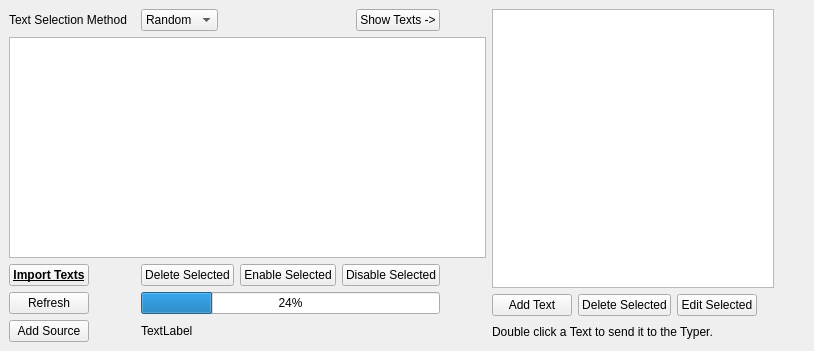
Before: the Qt Designer form src/texts/textmanager.ui in coryo/amphetype2, drawn with Qt 5.
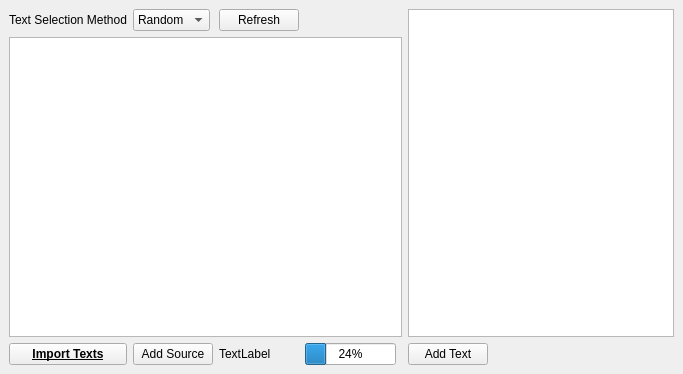
After: the same form once the commit is applied.

```diff
--- a/src/texts/textmanager.ui
+++ b/src/texts/textmanager.ui
@@ -6,14 +6,14 @@
    <rect>
     <x>0</x>
     <y>0</y>
-    <width>814</width>
-    <height>351</height>
+    <width>683</width>
+    <height>374</height>
    </rect>
   </property>
   <property name="windowTitle">
    <string>Form</string>
   </property>
-  <layout class="QHBoxLayout" name="horizontalLayout">
+  <layout class="QHBoxLayout" name="horizontalLayout" stretch="100,80">
    <property name="spacing">
     <number>6</number>
    </property>
@@ -30,67 +30,46 @@
     <number>9</number>
    </property>
    <item>
-    <widget class="QWidget" name="sourcesWidget" native="true">
+    <layout class="QGridLayout" name="gridLayout" rowminimumheight="0,0,0">
+     <item row="0" column="2">
+      <widget class="QPushButton" name="refreshSources">
      <property name="sizePolicy">
-      <sizepolicy hsizetype="Minimum" vsizetype="Expanding">
+        <sizepolicy hsizetype="Preferred" vsizetype="Fixed">
        <horstretch>0</horstretch>
        <verstretch>0</verstretch>
       </sizepolicy>
      </property>
-     <layout class="QHBoxLayout" name="horizontalLayout_2">
-      <property name="spacing">
-       <number>6</number>
-      </property>
-      <property name="leftMargin">
-       <number>0</number>
-      </property>
-      <property name="topMargin">
-       <number>0</number>
-      </property>
-      <property name="rightMargin">
-       <number>0</number>
-      </property>
-      <property name="bottomMargin">
-       <number>0</number>
-      </property>
-      <item>
-       <layout class="QGridLayout" name="gridLayout">
-        <item row="4" column="4">
-         <widget class="QPushButton" name="disableSourceButton">
+       <property name="text">
+        <string>Refresh</string>
+       </property>
+      </widget>
+     </item>
+     <item row="0" column="1">
+      <widget class="QComboBox" name="selectionMethod">
           <property name="sizePolicy">
            <sizepolicy hsizetype="Fixed" vsizetype="Fixed">
             <horstretch>0</horstretch>
             <verstretch>0</verstretch>
            </sizepolicy>
           </property>
+       <item>
           <property name="text">
-           <string>Disable Selected</string>
-          </property>
-         </widget>
-        </item>
-        <item row="3" column="0" colspan="6">
-         <widget class="QTableView" name="sourcesTable">
-          <property name="sizePolicy">
-           <sizepolicy hsizetype="Preferred" vsizetype="Preferred">
-            <horstretch>0</horstretch>
-            <verstretch>0</verstretch>
-           </sizepolicy>
-          </property>
-          <property name="minimumSize">
-           <size>
-            <width>0</width>
-            <height>0</height>
-           </size>
-          </property>
-          <property name="alternatingRowColors">
-           <bool>true</bool>
-          </property>
-          <property name="gridStyle">
-           <enum>Qt::NoPen</enum>
-          </property>
-         </widget>
-        </item>
-        <item row="6" column="2" colspan="3">
+         <string>Random</string>
+        </property>
+       </item>
+       <item>
+        <property name="text">
+         <string>In Order</string>
+        </property>
+       </item>
+       <item>
+        <property name="text">
+         <string>Repeat</string>
+        </property>
+       </item>
+      </widget>
+     </item>
+     <item row="2" column="2">
          <widget class="QLabel" name="progressText">
           <property name="sizePolicy">
            <sizepolicy hsizetype="Preferred" vsizetype="Minimum">
@@ -106,7 +85,7 @@
           </property>
          </widget>
         </item>
-        <item row="2" column="0" colspan="2">
+     <item row="0" column="0">
          <widget class="QLabel" name="label">
           <property name="sizePolicy">
            <sizepolicy hsizetype="Minimum" vsizetype="Preferred">
@@ -119,132 +98,20 @@
           </property>
          </widget>
         </item>
-        <item row="5" column="2" colspan="3">
-         <widget class="QProgressBar" name="progress">
+     <item row="2" column="1">
+      <widget class="QPushButton" name="addSourceButton">
           <property name="sizePolicy">
            <sizepolicy hsizetype="Preferred" vsizetype="Fixed">
             <horstretch>0</horstretch>
             <verstretch>0</verstretch>
            </sizepolicy>
           </property>
-          <property name="value">
-           <number>24</number>
-          </property>
-         </widget>
-        </item>
-        <item row="4" column="5" rowspan="3">
-         <spacer name="horizontalSpacer_4">
-          <property name="orientation">
-           <enum>Qt::Horizontal</enum>
-          </property>
-          <property name="sizeType">
-           <enum>QSizePolicy::Preferred</enum>
-          </property>
-          <property name="sizeHint" stdset="0">
-           <size>
-            <width>40</width>
-            <height>20</height>
-           </size>
-          </property>
-         </spacer>
-        </item>
-        <item row="2" column="4">
-         <widget class="QPushButton" name="showTextsButton">
-          <property name="sizePolicy">
-           <sizepolicy hsizetype="Fixed" vsizetype="Fixed">
-            <horstretch>0</horstretch>
-            <verstretch>0</verstretch>
-           </sizepolicy>
-          </property>
-          <property name="layoutDirection">
-           <enum>Qt::RightToLeft</enum>
-          </property>
           <property name="text">
-           <string>Show Texts -&gt;</string>
+        <string>Add Source</string>
           </property>
          </widget>
         </item>
-        <item row="4" column="1" rowspan="3">
-         <spacer name="horizontalSpacer_6">
-          <property name="orientation">
-           <enum>Qt::Horizontal</enum>
-          </property>
-          <property name="sizeType">
-           <enum>QSizePolicy::Preferred</enum>
-          </property>
-          <property name="sizeHint" stdset="0">
-           <size>
-            <width>40</width>
-            <height>20</height>
-           </size>
-          </property>
-         </spacer>
-        </item>
-        <item row="2" column="2">
-         <widget class="QComboBox" name="selectionMethod">
-          <property name="sizePolicy">
-           <sizepolicy hsizetype="Fixed" vsizetype="Fixed">
-            <horstretch>0</horstretch>
-            <verstretch>0</verstretch>
-           </sizepolicy>
-          </property>
-          <item>
-           <property name="text">
-            <string>Random</string>
-           </property>
-          </item>
-          <item>
-           <property name="text">
-            <string>In Order</string>
-           </property>
-          </item>
-          <item>
-           <property name="text">
-            <string>Repeat</string>
-           </property>
-          </item>
-         </widget>
-        </item>
-        <item row="4" column="2">
-         <widget class="QPushButton" name="deleteSourceButton">
-          <property name="sizePolicy">
-           <sizepolicy hsizetype="Fixed" vsizetype="Fixed">
-            <horstretch>0</horstretch>
-            <verstretch>0</verstretch>
-           </sizepolicy>
-          </property>
-          <property name="text">
-           <string>Delete Selected</string>
-          </property>
-         </widget>
-        </item>
-        <item row="4" column="3">
-         <widget class="QPushButton" name="enableSourceButton">
-          <property name="sizePolicy">
-           <sizepolicy hsizetype="Fixed" vsizetype="Fixed">
-            <horstretch>0</horstretch>
-            <verstretch>0</verstretch>
-           </sizepolicy>
-          </property>
-          <property name="text">
-           <string>Enable Selected</string>
-          </property>
-         </widget>
-        </item>
-        <item row="5" column="0">
-         <widget class="QPushButton" name="refreshSources">
-          <property name="sizePolicy">
-           <sizepolicy hsizetype="Preferred" vsizetype="Fixed">
-            <horstretch>0</horstretch>
-            <verstretch>0</verstretch>
-           </sizepolicy>
-          </property>
-          <property name="text">
-           <string>Refresh</string>
-          </property>
-         </widget>
-        </item>
-        <item row="4" column="0">
+     <item row="2" column="0">
          <widget class="QPushButton" name="importButton">
           <property name="sizePolicy">
            <sizepolicy hsizetype="Preferred" vsizetype="Fixed">
@@ -264,36 +131,77 @@
           </property>
          </widget>
         </item>
-        <item row="6" column="0">
-         <widget class="QPushButton" name="addSourceButton">
+     <item row="2" column="3">
+      <widget class="QProgressBar" name="progress">
           <property name="sizePolicy">
            <sizepolicy hsizetype="Preferred" vsizetype="Fixed">
             <horstretch>0</horstretch>
             <verstretch>0</verstretch>
            </sizepolicy>
           </property>
-          <property name="text">
-           <string>Add Source</string>
+       <property name="value">
+        <number>24</number>
           </property>
          </widget>
         </item>
-       </layout>
-      </item>
-     </layout>
-    </widget>
-   </item>
-   <item>
-    <widget class="QWidget" name="textsWidget" native="true">
+     <item row="1" column="0" colspan="5">
+      <widget class="QTableView" name="sourcesTable">
      <property name="sizePolicy">
       <sizepolicy hsizetype="Expanding" vsizetype="Expanding">
        <horstretch>0</horstretch>
        <verstretch>0</verstretch>
       </sizepolicy>
      </property>
-     <layout class="QHBoxLayout" name="horizontalLayout_3">
-      <property name="spacing">
-       <number>6</number>
-      </property>
+       <property name="minimumSize">
+        <size>
+         <width>0</width>
+         <height>0</height>
+        </size>
+       </property>
+       <property name="contextMenuPolicy">
+        <enum>Qt::CustomContextMenu</enum>
+       </property>
+       <property name="alternatingRowColors">
+        <bool>true</bool>
+       </property>
+       <property name="selectionBehavior">
+        <enum>QAbstractItemView::SelectRows</enum>
+       </property>
+       <property name="gridStyle">
+        <enum>Qt::NoPen</enum>
+       </property>
+      </widget>
+     </item>
+     <item row="0" column="3" colspan="2">
+      <spacer name="horizontalSpacer_2">
+       <property name="orientation">
+        <enum>Qt::Horizontal</enum>
+       </property>
+       <property name="sizeHint" stdset="0">
+        <size>
+         <width>40</width>
+         <height>20</height>
+        </size>
+       </property>
+      </spacer>
+     </item>
+     <item row="2" column="4">
+      <spacer name="horizontalSpacer">
+       <property name="orientation">
+        <enum>Qt::Horizontal</enum>
+       </property>
+       <property name="sizeHint" stdset="0">
+        <size>
+         <width>40</width>
+         <height>20</height>
+        </size>
+       </property>
+      </spacer>
+     </item>
+    </layout>
+   </item>
+   <item>
+    <layout class="QVBoxLayout" name="verticalLayout">
       <property name="leftMargin">
        <number>0</number>
       </property>
@@ -307,14 +215,9 @@
        <number>0</number>
       </property>
       <item>
-       <layout class="QGridLayout" name="Layout">
-        <item row="0" column="0" colspan="5">
          <widget class="QTableView" name="textsTable">
-          <property name="sizePolicy">
-           <sizepolicy hsizetype="Expanding" vsizetype="Expanding">
-            <horstretch>0</horstretch>
-            <verstretch>0</verstretch>
-           </sizepolicy>
+       <property name="contextMenuPolicy">
+        <enum>Qt::CustomContextMenu</enum>
           </property>
           <property name="alternatingRowColors">
            <bool>true</bool>
@@ -324,33 +227,7 @@
           </property>
          </widget>
         </item>
-        <item row="1" column="3" colspan="2">
-         <spacer name="horizontalSpacer_5">
-          <property name="orientation">
-           <enum>Qt::Horizontal</enum>
-          </property>
-          <property name="sizeHint" stdset="0">
-           <size>
-            <width>40</width>
-            <height>20</height>
-           </size>
-          </property>
-         </spacer>
-        </item>
-        <item row="1" column="1">
-         <widget class="QPushButton" name="deleteTextButton">
-          <property name="sizePolicy">
-           <sizepolicy hsizetype="Fixed" vsizetype="Fixed">
-            <horstretch>0</horstretch>
-            <verstretch>0</verstretch>
-           </sizepolicy>
-          </property>
-          <property name="text">
-           <string>Delete Selected</string>
-          </property>
-         </widget>
-        </item>
-        <item row="1" column="0">
+     <item>
          <widget class="QPushButton" name="addTextButton">
           <property name="sizePolicy">
            <sizepolicy hsizetype="Fixed" vsizetype="Fixed">
@@ -363,83 +240,7 @@
           </property>
          </widget>
         </item>
-        <item row="2" column="4">
-         <spacer name="horizontalSpacer">
-          <property name="orientation">
-           <enum>Qt::Horizontal</enum>
-          </property>
-          <property name="sizeHint" stdset="0">
-           <size>
-            <width>40</width>
-            <height>20</height>
-           </size>
-          </property>
-         </spacer>
-        </item>
-        <item row="2" column="0" colspan="4">
-         <widget class="QLabel" name="label_2">
-          <property name="text">
-           <string>Double click a Text to send it to the Typer.</string>
-          </property>
-         </widget>
-        </item>
-        <item row="1" column="2">
-         <widget class="QPushButton" name="editTextButton">
-          <property name="sizePolicy">
-           <sizepolicy hsizetype="Fixed" vsizetype="Fixed">
-            <horstretch>0</horstretch>
-            <verstretch>0</verstretch>
-           </sizepolicy>
-          </property>
-          <property name="text">
-           <string>Edit Selected</string>
-          </property>
-         </widget>
-        </item>
-       </layout>
-      </item>
-     </layout>
-    </widget>
-   </item>
-   <item>
-    <widget class="QWidget" name="emptyWidget" native="true">
-     <property name="sizePolicy">
-      <sizepolicy hsizetype="Expanding" vsizetype="Expanding">
-       <horstretch>0</horstretch>
-       <verstretch>0</verstretch>
-      </sizepolicy>
-     </property>
-     <layout class="QHBoxLayout" name="horizontalLayout_4">
-      <property name="spacing">
-       <number>6</number>
-      </property>
-      <property name="leftMargin">
-       <number>0</number>
-      </property>
-      <property name="topMargin">
-       <number>0</number>
-      </property>
-      <property name="rightMargin">
-       <number>0</number>
-      </property>
-      <property name="bottomMargin">
-       <number>0</number>
-      </property>
-      <item>
-       <spacer name="horizontalSpacer_2">
-        <property name="orientation">
-         <enum>Qt::Horizontal</enum>
-        </property>
-        <property name="sizeHint" stdset="0">
-         <size>
-          <width>60</width>
-          <height>20</height>
-         </size>
-        </property>
-       </spacer>
-      </item>
-     </layout>
-    </widget>
+    </layout>
    </item>
   </layout>
  </widget>
```
Left out of the diff: 5 changed lines with no effect on the pictures. Lines whose indentation alone changed are shown as unchanged.
